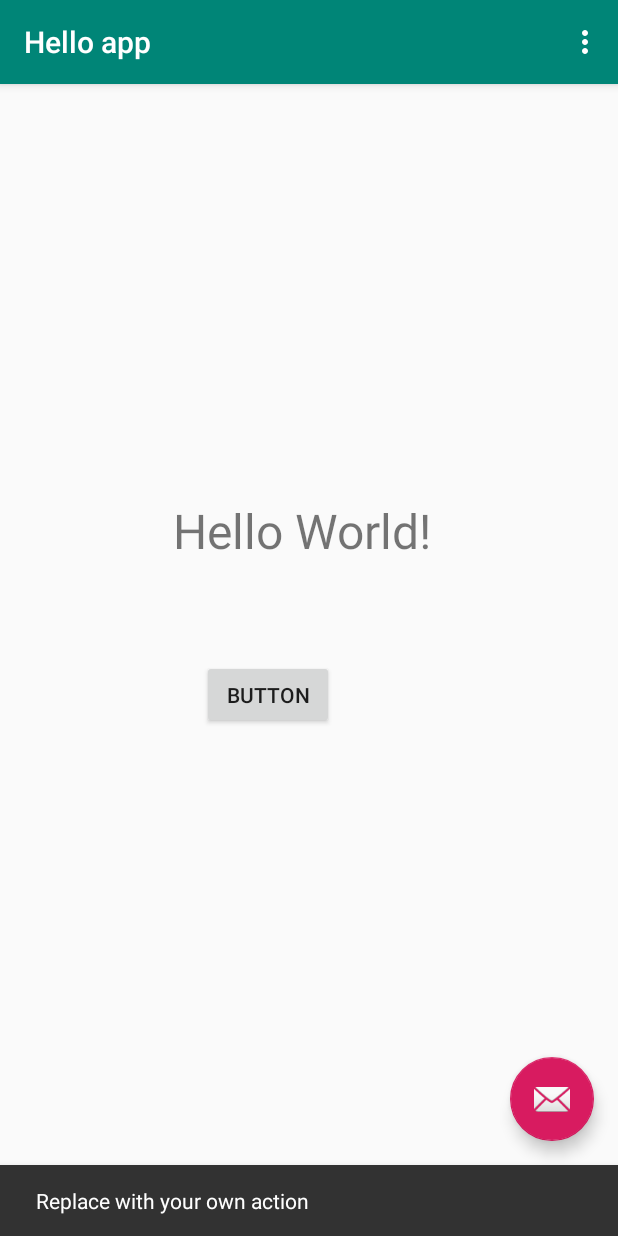
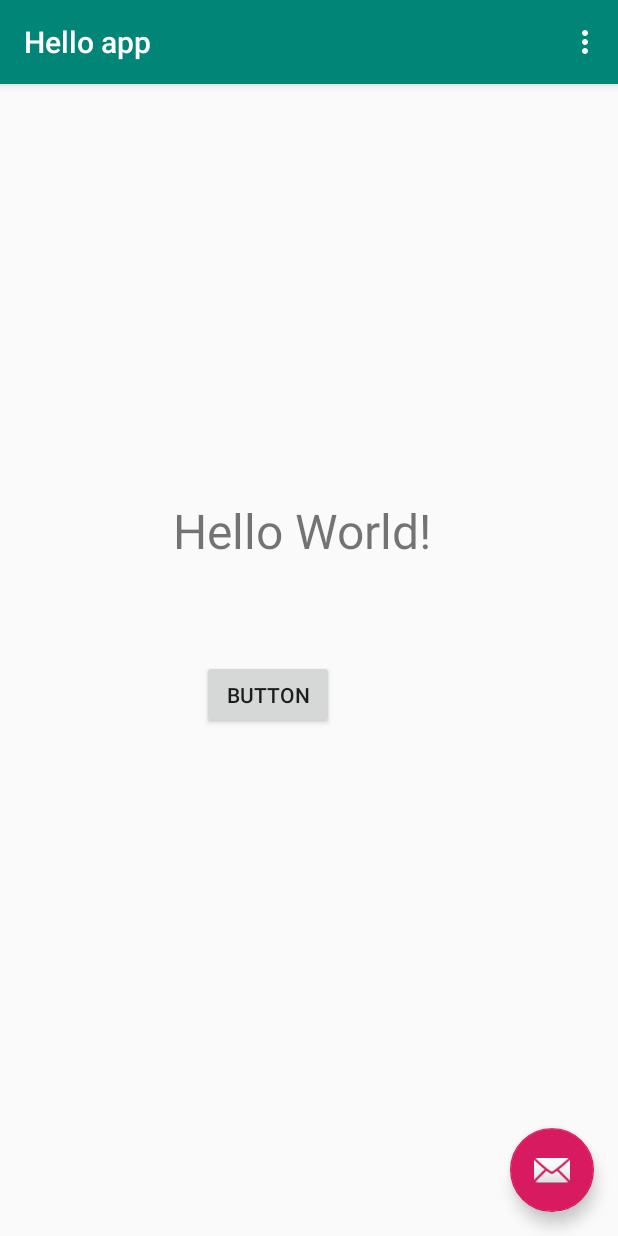
Before and after one commit to kalaycibugra/CS541-Assignment1, an Android app: the screen it shows after launch (MainActivity), after a tap on an icon or button, on a phone screen of 412 x 824 dp. Run offline under Robolectric (Android 15) with nearby library versions, the phone set to English and light mode, and no system bars.

```diff
--- a/app/src/main/java/com/example/myapplication/MainActivity.java
+++ b/app/src/main/java/com/example/myapplication/MainActivity.java
@@ -25,13 +25,23 @@ public class MainActivity extends AppCompatActivity {
         fab.setOnClickListener(new View.OnClickListener() {
             @Override
             public void onClick(View view) {
-                Snackbar.make(view, "Replace with your own action", Snackbar.LENGTH_LONG)
-                        .setAction("Action", null).show();
+//                Snackbar.make(view, "Replace with your own action", Snackbar.LENGTH_LONG)
+//                        .setAction("Action", null).show();
+                Intent Email = new Intent(Intent.ACTION_SEND);
+                Email.setType("text/email");
+                Email.putExtra(Intent.EXTRA_EMAIL,
+                        new String[]{"kalaycibugra@gmail.com"});  //developer 's email
+                Email.putExtra(Intent.EXTRA_SUBJECT,
+                        "Add your Subject"); // Email 's Subject
+                Email.putExtra(Intent.EXTRA_TEXT, "Dear Bugra,"+"\n"+"Hello again!!" + "");  //Email 's Greeting text
+                startActivity(Intent.createChooser(Email, "Say hello to the developer:"));
             }
+
         });
         final Button button = findViewById(R.id.button2);
         button.setOnClickListener(new View.OnClickListener() {
             public void onClick(View v) {
+                // Code here executes on main thread after user presses button
                 Intent viewIntent =
                         new Intent("android.intent.action.VIEW",
                                 Uri.parse("https://www.google.com/search?q=hello+world&oq=hello+world&aqs=chrome..69i57j69i60j0l4.2031j0j9&sourceid=chrome&ie=UTF-8"));
```
